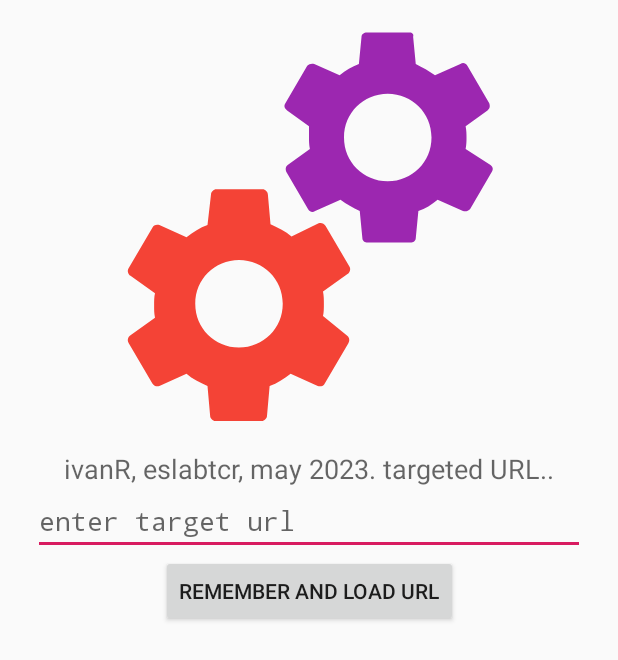
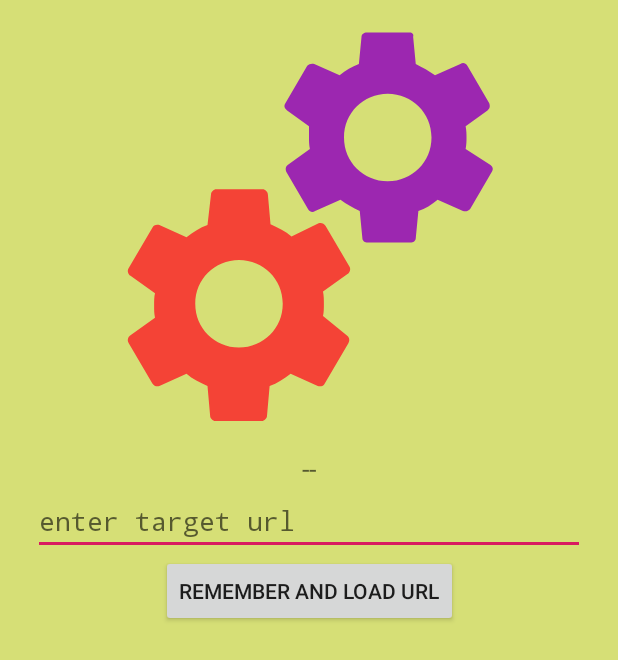
Before and after one commit to dsir-minute/WebView-master, an Android app: the screen it shows after launch (SplashScreenActivity), on a phone screen of 412 x 824 dp. Shown: the top 660 px of the screen. Run offline under Robolectric (Android 15) with nearby library versions, the phone set to English and light mode, and no system bars; 3 statements that could not run were skipped.

Commit message:
minor refactors

```diff
--- a/app/src/main/java/com/azhamudev/kotlinproject/SplashScreenActivity.kt
+++ b/app/src/main/java/com/azhamudev/kotlinproject/SplashScreenActivity.kt
@@ -17,7 +17,7 @@ import android.widget.TextView
 import java.sql.Date
 
 class SplashScreenActivity : AppCompatActivity() {
-
+/*
     override fun onCreateOptionsMenu(menu: Menu): Boolean {
         // Inflate the menu; this adds items to the action bar if it is present.
         menuInflater.inflate(R.menu.my_menu, menu)
@@ -35,6 +35,7 @@ class SplashScreenActivity : AppCompatActivity() {
             super.onOptionsItemSelected(item)
         }
     }
+ */
 
     @RequiresApi(Build.VERSION_CODES.N)
     override fun onCreate(savedInstanceState: Bundle?) {
@@ -49,7 +50,7 @@ class SplashScreenActivity : AppCompatActivity() {
         val buildDate = formator.format( Date(build_ms))
         println("=== apk built on "+buildDate)
         val tv1 = findViewById<TextView>(R.id.tv1)
-        tv1.setText("built by %s for ESLabTCR on %s".format(author, buildDate))
+        tv1.setText("crafted by %s, for ESLabTCR & SWR, on %s".format(author, buildDate))
         val button = findViewById<Button>(R.id.goBtn)
         val editTextUrl = findViewById<EditText>(R.id.editUrl)
         val sharedPreferences: SharedPreferences = this.getSharedPreferences("raxysharedprefs", Context.MODE_PRIVATE)
@@ -57,24 +58,20 @@ class SplashScreenActivity : AppCompatActivity() {
         if( ! prevUrl.equals("not_found")){
             editTextUrl.setText(prevUrl).toString()
         }
-
         button?.setOnClickListener() {
             val intent = Intent(this, WebViewActivity::class.java)
             val theUrl = editTextUrl.text.toString()
             intent.putExtra("url",theUrl)
 //            val toast = Toast.makeText(applicationContext, editTextUrl.text, Toast.LENGTH_SHORT)
 //            toast.show()
-
             val editor:SharedPreferences.Editor =  sharedPreferences.edit()
             editor.putString("url",theUrl)
             editor.apply()
             editor.commit()
             startActivity(intent)
         }
-
 //        Timer().schedule(3000) {
 //        }
     }
 
-
 }
--- a/app/src/main/res/layout/raxy_splashscreen.xml
+++ b/app/src/main/res/layout/raxy_splashscreen.xml
@@ -2,7 +2,8 @@
 <android.support.constraint.ConstraintLayout xmlns:android="http://schemas.android.com/apk/res/android"
     xmlns:app="http://schemas.android.com/apk/res-auto"
     android:layout_width="match_parent"
-    android:layout_height="match_parent">
+    android:layout_height="match_parent"
+    android:background="#D6DF76">
 
     <ImageView
         app:layout_constraintTop_toTopOf="parent"
@@ -20,7 +21,7 @@
         android:id="@+id/tv1"
         android:layout_width="wrap_content"
         android:layout_height="wrap_content"
-        android:text="ivanR, eslabtcr, may 2023. targeted URL.."
+        android:text="--"
         android:textAppearance="@style/Base.TextAppearance.AppCompat.Medium" />
 
     <EditText
```
Also changed, not shown: app/src/main/AndroidManifest.xml (line endings or trailing spaces).
